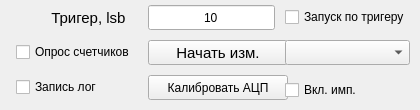
First picture: the form in modules/Main/widgets/oscilloscope/run_meas_widget.ui, repository AtariVC/ddii_scopus, before the edit.
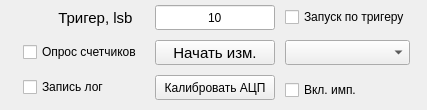
Second picture: the form after the edit.

```diff
--- a/modules/Main/widgets/oscilloscope/run_meas_widget.ui
+++ b/modules/Main/widgets/oscilloscope/run_meas_widget.ui
@@ -6,7 +6,7 @@
    <rect>
     <x>0</x>
     <y>0</y>
-    <width>420</width>
+    <width>427</width>
     <height>110</height>
    </rect>
   </property>
@@ -71,7 +71,7 @@
        </property>
        <property name="minimumSize">
         <size>
-         <width>140</width>
+         <width>100</width>
          <height>25</height>
         </size>
        </property>
@@ -175,7 +175,7 @@
       <widget class="QPushButton" name="pushButton_calibr_acq">
        <property name="minimumSize">
         <size>
-         <width>140</width>
+         <width>100</width>
          <height>25</height>
         </size>
        </property>
```
